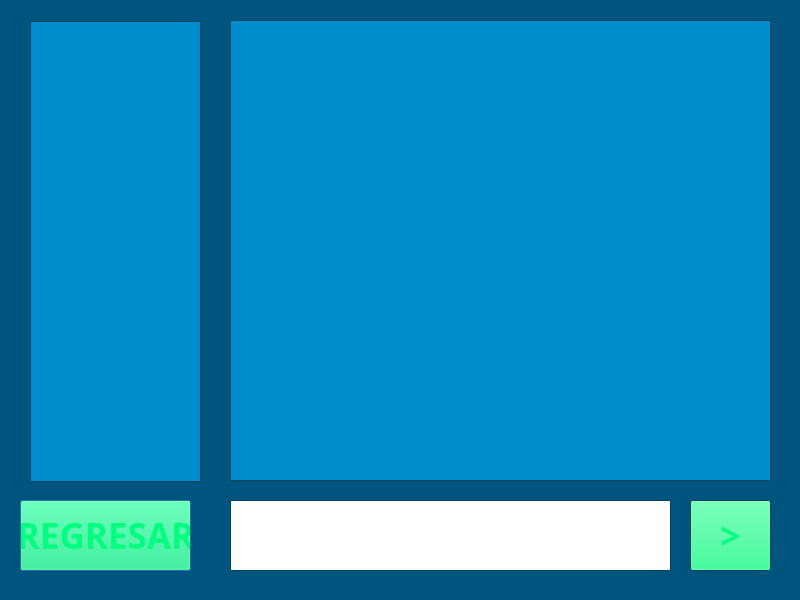
This is Chat2/chatp.ui in 11hengstenberg/Chat-Interface as Qt 5 draws it before an edit. The edited form follows.
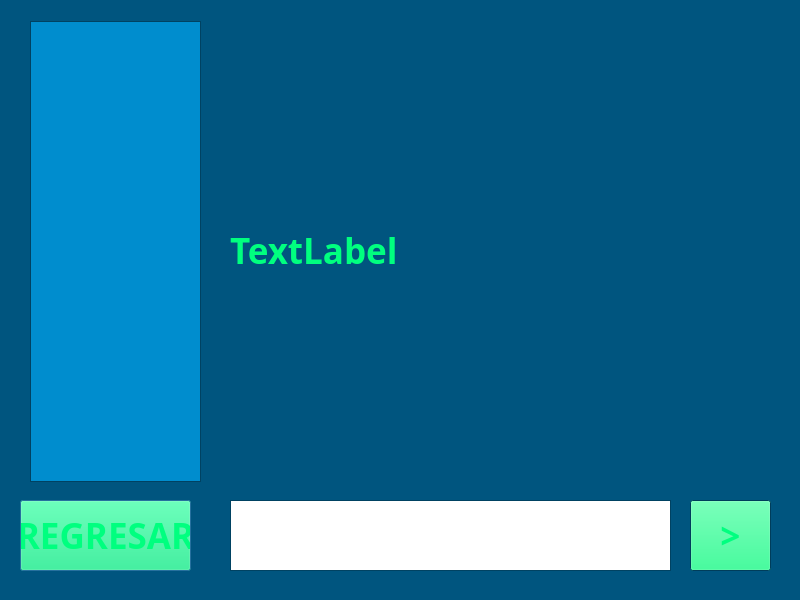
This is the edited form.

```diff
--- a/Chat2/chatp.ui
+++ b/Chat2/chatp.ui
@@ -245,23 +245,7 @@
     </font>
    </property>
   </widget>
-  <widget class="QListView" name="chat">
-   <property name="geometry">
-    <rect>
-     <x>230</x>
-     <y>20</y>
-     <width>541</width>
-     <height>461</height>
-    </rect>
-   </property>
-   <property name="font">
-    <font>
-     <family>Agency FB</family>
-     <pointsize>10</pointsize>
-    </font>
-   </property>
-  </widget>
-  <widget class="QPushButton" name="pushButton">
+  <widget class="QPushButton" name="Regresar1">
    <property name="geometry">
     <rect>
      <x>20</x>
@@ -334,6 +318,19 @@
     <string>&gt;</string>
    </property>
   </widget>
+  <widget class="QLabel" name="mensajes1">
+   <property name="geometry">
+    <rect>
+     <x>230</x>
+     <y>30</y>
+     <width>541</width>
+     <height>441</height>
+    </rect>
+   </property>
+   <property name="text">
+    <string>TextLabel</string>
+   </property>
+  </widget>
  </widget>
  <resources/>
  <connections/>
```
Left out of the diff: 4 changed lines with no effect on the pictures.
